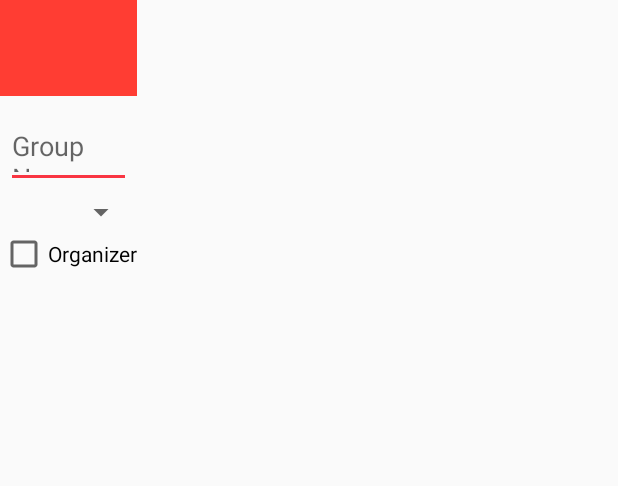
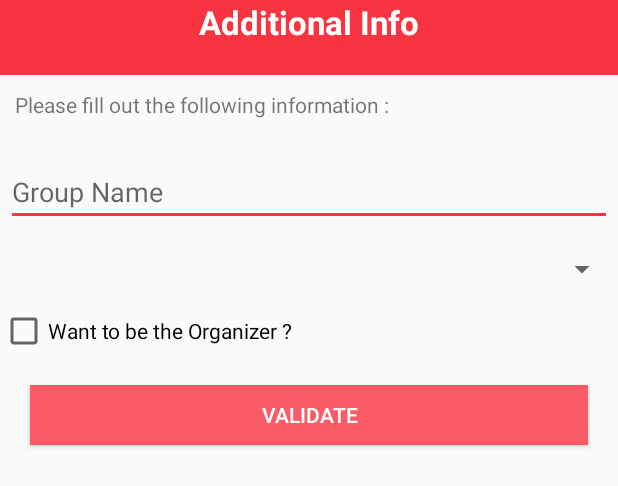
Before and after one commit to maxamillion32/meetBuddies, an Android app: the layout activity_additional_info.xml on its own in the app's theme, with its tools: preview values and no code run, on a phone screen of 412 x 824 dp. Shown: the top 486 px of the screen. Run offline under Robolectric (Android 15) with nearby library versions, the phone set to English and light mode, and no system bars.

Commit message:
AdditionalInfo Popup

```diff
--- a/app/src/main/java/com/mk/meetbuddies/MainActivity.java
+++ b/app/src/main/java/com/mk/meetbuddies/MainActivity.java
@@ -43,8 +43,9 @@ public class MainActivity extends AppCompatActivity
                 if((cursor.getInt(7) == -1)&&(cursor.getString(8).equals(""))){
                     // open popup
                     FragmentManager fm = getSupportFragmentManager();
-                    AdditionalInfo fd = new AdditionalInfo();
-                    fd.show(fm, "Additional Info");
+                    AdditionalInfo fd = new AdditionalInfo(this);
+                    fd.show();
+                    fd.setCanceledOnTouchOutside(false);
                 }
             } while (cursor.moveToNext());
         }
--- a/app/src/main/java/com/mk/utils/MultiSpinner.java
+++ b/app/src/main/java/com/mk/utils/MultiSpinner.java
@@ -26,6 +26,10 @@ public class MultiSpinner extends Spinner implements OnMultiChoiceClickListener
     private PrefTask mPrefTask = null;
     String[] _items = {"Cafteria", "Stadium", "Parc", "Cinema", "Theatre", "Gym", "School", "Bar"};
     boolean[] _selection = new boolean[_items.length];;
+
+    public void set_selection(boolean[] _selection) {
+        this._selection = _selection;
+    }
 
     ArrayAdapter<String> _proxyAdapter;
 
--- a/app/src/main/res/layout/activity_additional_info.xml
+++ b/app/src/main/res/layout/activity_additional_info.xml
@@ -1,18 +1,36 @@
 <LinearLayout xmlns:android="http://schemas.android.com/apk/res/android"
-    android:layout_width="wrap_content"
+    android:layout_width="fill_parent"
     android:layout_height="wrap_content"
-    android:orientation="vertical">
+    android:orientation="vertical"
+    android:weightSum="1">
 
-    <ImageView
-        android:layout_width="match_parent"
-        android:layout_height="64dp"
-        android:background="#ff3d33"
-        android:contentDescription="@string/app_name"
-        android:scaleType="center" />
+    <TextView
+        android:layout_width="fill_parent"
+        android:layout_height="50dp"
+        android:text="Additional Info"
+        android:textColor="@android:color/white"
+        android:id="@+id/imageView2"
+        android:background="@color/colorPrimary"
+        android:textAlignment="center"
+        android:textStyle="bold"
+        android:textSize="10pt"
+        android:layout_alignParentEnd="true"
+        android:layout_alignParentTop="true"  />
+
+    <TextView
+        android:layout_width="fill_parent"
+        android:layout_height="wrap_content"
+        android:textAppearance="?android:attr/textAppearanceSmall"
+        android:text="Please fill out the following information :"
+        android:id="@+id/textView"
+        android:layout_marginTop="10dp"
+        android:layout_marginBottom="10dp"
+        android:layout_marginLeft="10dp"
+        android:layout_margin="10dp" />
 
     <EditText
         android:id="@+id/group_name"
-        android:layout_width="match_parent"
+        android:layout_width="fill_parent"
         android:layout_height="wrap_content"
         android:layout_marginBottom="4dp"
         android:layout_marginLeft="4dp"
@@ -21,16 +39,26 @@
         android:hint="Group Name" />
 
     <com.mk.utils.MultiSpinner
-        android:layout_width="match_parent"
-        android:layout_height="wrap_content"
+        android:layout_width="fill_parent"
+        android:layout_height="50dp"
         android:id="@+id/preferences" />
 
     <CheckBox
         android:id="@+id/organizer"
-        android:layout_width="wrap_content"
+        android:layout_width="fill_parent"
         android:layout_height="wrap_content"
-        android:text="Organizer"
+        android:text="Want to be the Organizer ?"
         android:checked="false"
         android:layout_above="@+id/preferences"
         android:layout_centerHorizontal="true" />
+
+    <Button
+        android:layout_width="fill_parent"
+        android:layout_height="40dp"
+        android:text="Validate"
+        android:background="@drawable/signin_button"
+        android:textColor="@android:color/white"
+        android:id="@+id/validateBtn"
+        android:layout_gravity="center_horizontal"
+        android:layout_margin="20dp" />
 </LinearLayout>
```
Also changed, not shown: app/src/main/java/com/mk/meetbuddies/fragments/AdditionalInfo.java (+25 -22 lines).
